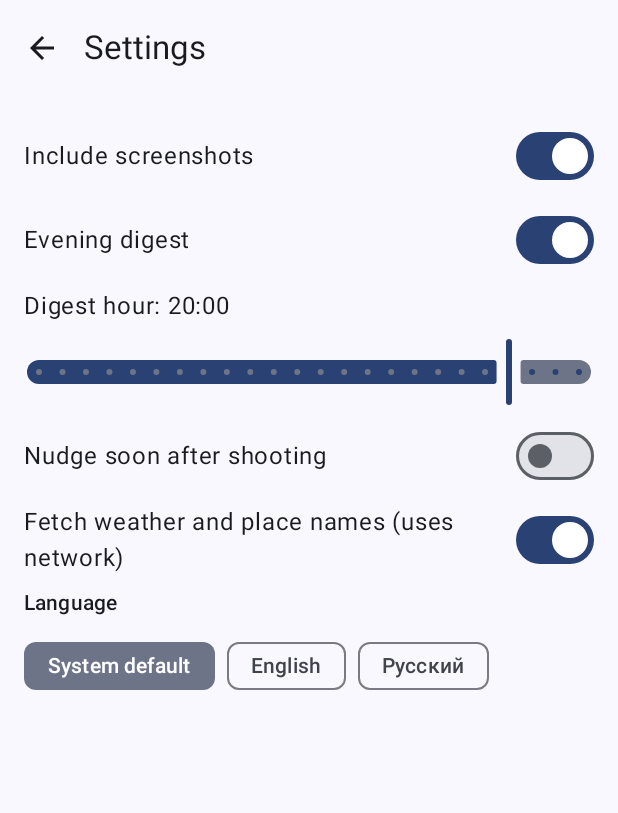
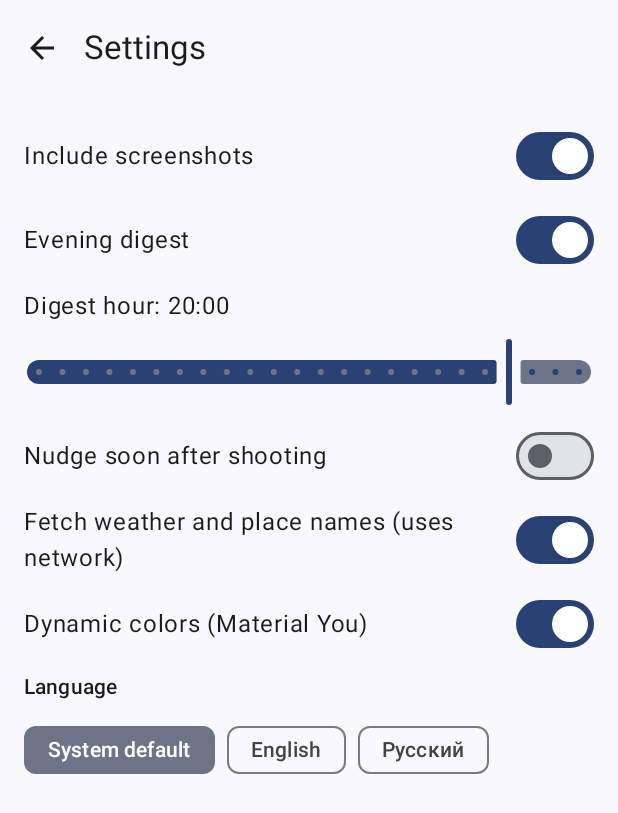
Before and after one commit to senomorf/engram, an Android app built with Jetpack Compose: the screen it shows after launch (MainActivity), after a tap on "Settings", on a phone screen of 412 x 824 dp. Shown: the top 813 px of the screen. Run offline under Robolectric (Android 15) with nearby library versions, the light colour scheme and no system bars; our stand-ins replace Room's generated code; libraries missing offline, so code that uses them is left out: coil3.video; 4 statements that could not run were skipped; 2 other taps on this screen came first.

Commit message:
feat: optional mauve brand color scheme with a settings toggle

```diff
--- a/app/src/main/kotlin/cam/engram/app/MainActivity.kt
+++ b/app/src/main/kotlin/cam/engram/app/MainActivity.kt
@@ -4,6 +4,8 @@ import android.os.Bundle
 import androidx.activity.ComponentActivity
 import androidx.activity.compose.setContent
 import androidx.activity.enableEdgeToEdge
+import androidx.compose.runtime.collectAsState
+import androidx.compose.runtime.getValue
 import cam.engram.app.notify.Notifier
 import cam.engram.app.ui.EngramRoot
 import cam.engram.app.ui.theme.EngramTheme
@@ -13,8 +15,10 @@ class MainActivity : ComponentActivity() {
         super.onCreate(savedInstanceState)
         enableEdgeToEdge()
         val openQueue = intent?.getBooleanExtra(Notifier.EXTRA_OPEN_QUEUE, false) == true
+        val container = appContainer()
         setContent {
-            EngramTheme {
+            val prefs by container.settings.settings.collectAsState(initial = null)
+            EngramTheme(dynamicColor = prefs?.dynamicColor ?: true) {
                 EngramRoot(startInQueue = openQueue)
             }
         }
--- a/app/src/main/kotlin/cam/engram/app/data/Settings.kt
+++ b/app/src/main/kotlin/cam/engram/app/data/Settings.kt
@@ -22,6 +22,8 @@ data class EngramSettings(
     val onboardingDone: Boolean = false,
     // BCP-47 tag for voice dictation, decoupled from the UI language; null follows it
     val dictationLanguage: String? = null,
+    // true = Material You dynamic color; false = the mauve brand scheme
+    val dynamicColor: Boolean = true,
 ) {
     companion object {
         const val DEFAULT_DIGEST_HOUR = 20
@@ -39,6 +41,7 @@ class SettingsStore(
         val enrichmentNetwork = booleanPreferencesKey("enrichment_network")
         val onboarding = booleanPreferencesKey("onboarding_done")
         val dictationLanguage = stringPreferencesKey("dictation_language")
+        val dynamicColor = booleanPreferencesKey("dynamic_color")
     }
 
     val settings: Flow<EngramSettings> =
@@ -65,6 +68,8 @@ class SettingsStore(
         }
     }
 
+    suspend fun setDynamicColor(value: Boolean) = put(Keys.dynamicColor, value)
+
     private suspend fun <T> put(
         key: Preferences.Key<T>,
         value: T,
@@ -81,5 +86,6 @@ class SettingsStore(
             enrichmentNetworkEnabled = this[Keys.enrichmentNetwork] ?: true,
             onboardingDone = this[Keys.onboarding] ?: false,
             dictationLanguage = this[Keys.dictationLanguage],
+            dynamicColor = this[Keys.dynamicColor] ?: true,
         )
 }
--- a/app/src/main/kotlin/cam/engram/app/ui/SettingsScreen.kt
+++ b/app/src/main/kotlin/cam/engram/app/ui/SettingsScreen.kt
@@ -77,6 +77,11 @@ fun SettingsScreen(onBack: () -> Unit) {
                 checked = s.enrichmentNetworkEnabled,
                 onChange = vm::setEnrichmentNetwork,
             )
+            ToggleRow(
+                label = stringResource(R.string.settings_dynamic_color),
+                checked = s.dynamicColor,
+                onChange = vm::setDynamicColor,
+            )
             Text(stringResource(R.string.settings_language), style = MaterialTheme.typography.titleSmall)
             LanguageRow(context)
         }
--- a/app/src/main/kotlin/cam/engram/app/ui/SettingsViewModel.kt
+++ b/app/src/main/kotlin/cam/engram/app/ui/SettingsViewModel.kt
@@ -35,6 +35,8 @@ class SettingsViewModel(
 
     fun setEnrichmentNetwork(value: Boolean) = update { container.settings.setEnrichmentNetwork(value) }
 
+    fun setDynamicColor(value: Boolean) = update { container.settings.setDynamicColor(value) }
+
     private fun update(block: suspend () -> Unit) {
         viewModelScope.launch { block() }
     }
--- a/app/src/main/kotlin/cam/engram/app/ui/theme/Theme.kt
+++ b/app/src/main/kotlin/cam/engram/app/ui/theme/Theme.kt
@@ -2,22 +2,80 @@ package cam.engram.app.ui.theme
 
 import androidx.compose.foundation.isSystemInDarkTheme
 import androidx.compose.material3.MaterialTheme
+import androidx.compose.material3.darkColorScheme
 import androidx.compose.material3.dynamicDarkColorScheme
 import androidx.compose.material3.dynamicLightColorScheme
+import androidx.compose.material3.lightColorScheme
 import androidx.compose.runtime.Composable
+import androidx.compose.ui.graphics.Color
 import androidx.compose.ui.platform.LocalContext
 
+// mauve brand scheme (seed ~#7D5260), used when dynamic color is turned off; the
+// same identity carried by the launcher icon and the landing page
+private val brandLight =
+    lightColorScheme(
+        primary = Color(0xFF8F4A5F),
+        onPrimary = Color(0xFFFFFFFF),
+        primaryContainer = Color(0xFFFFD9E2),
+        onPrimaryContainer = Color(0xFF3A0B22),
+        secondary = Color(0xFF74565F),
+        onSecondary = Color(0xFFFFFFFF),
+        secondaryContainer = Color(0xFFFFD9E2),
+        onSecondaryContainer = Color(0xFF2B151C),
+        tertiary = Color(0xFF7C5635),
+        onTertiary = Color(0xFFFFFFFF),
+        tertiaryContainer = Color(0xFFFFDCC1),
+        onTertiaryContainer = Color(0xFF2E1500),
+        background = Color(0xFFFFF8F8),
+        onBackground = Color(0xFF22191C),
+        surface = Color(0xFFFFF8F8),
+        onSurface = Color(0xFF22191C),
+        surfaceVariant = Color(0xFFF2DDE2),
+        onSurfaceVariant = Color(0xFF514347),
+        outline = Color(0xFF837377),
+    )
+
+private val brandDark =
+    darkColorScheme(
+        primary = Color(0xFFFFB1C7),
+        onPrimary = Color(0xFF551D33),
+        primaryContainer = Color(0xFF713349),
+        onPrimaryContainer = Color(0xFFFFD9E2),
+        secondary = Color(0xFFE2BDC6),
+        onSecondary = Color(0xFF422931),
+        secondaryContainer = Color(0xFF5A3F47),
+        onSecondaryContainer = Color(0xFFFFD9E2),
+        tertiary = Color(0xFFEFBD94),
+        onTertiary = Color(0xFF48290B),
+        tertiaryContainer = Color(0xFF613F20),
+        onTertiaryContainer = Color(0xFFFFDCC1),
+        background = Color(0xFF191113),
+        onBackground = Color(0xFFEFDFE1),
+        surface = Color(0xFF191113),
+        onSurface = Color(0xFFEFDFE1),
+        surfaceVariant = Color(0xFF514347),
+        onSurfaceVariant = Color(0xFFD5C2C7),
+        outline = Color(0xFF9E8C91),
+    )
+
 /**
- * Material You dynamic color. At minSdk 33 dynamic color is always available, so
- * there is no static fallback to carry (the brand mauve lives in the launcher
- * icon and the landing page instead).
+ * Material You dynamic color by default; the mauve brand scheme when the user
+ * turns dynamic color off in settings (design D21). At minSdk 33 dynamic color
+ * is always available, so the branch is a user choice, not an SDK gate.
  */
 @Composable
 fun EngramTheme(
+    dynamicColor: Boolean = true,
     darkTheme: Boolean = isSystemInDarkTheme(),
     content: @Composable () -> Unit,
 ) {
     val context = LocalContext.current
-    val colorScheme = if (darkTheme) dynamicDarkColorScheme(context) else dynamicLightColorScheme(context)
+    val colorScheme =
+        when {
+            dynamicColor && darkTheme -> dynamicDarkColorScheme(context)
+            dynamicColor -> dynamicLightColorScheme(context)
+            darkTheme -> brandDark
+            else -> brandLight
+        }
     MaterialTheme(colorScheme = colorScheme, content = content)
 }
--- a/app/src/main/res/values/strings.xml
+++ b/app/src/main/res/values/strings.xml
@@ -72,6 +72,7 @@
     <string name="settings_digest_hour">Digest hour: %1$d:00</string>
     <string name="settings_burst">Nudge soon after shooting</string>
     <string name="settings_enrichment_network">Fetch weather and place names (uses network)</string>
+    <string name="settings_dynamic_color">Dynamic colors (Material You)</string>
     <string name="settings_language">Language</string>
     <string name="settings_language_system">System default</string>
     <string name="settings_language_english" translatable="false">English</string>
```
Also changed, not shown: 3 other files.
